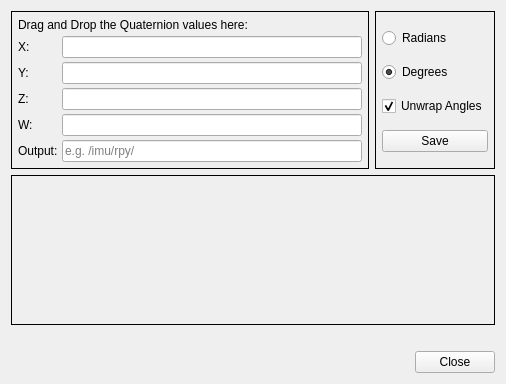
Old version of the form toolbox_quaternion/quaternion_dialog.ui in the repository PlotJuggler/pj-official-plugins.
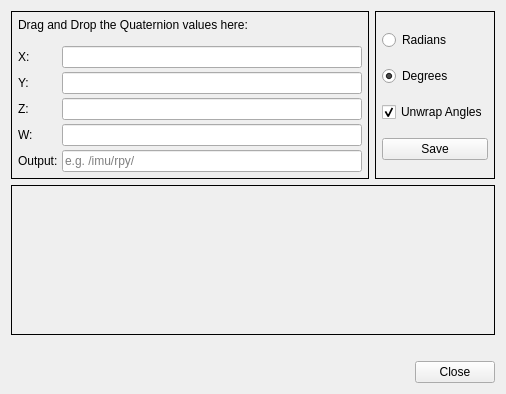
New version of the form.

Commit message:
fix(toolbox_quaternion): add breathing room below the drag-and-drop label
The X/Y/Z/W/Output rows sat right under the "Drag and Drop..." label.
Insert
a fixed 10px vertical spacer between them so the label reads as a
heading. The
top frames still stretch to the row height, so they keep ending at the
same
  height.

Patch:
```diff
--- a/toolbox_quaternion/quaternion_dialog.ui
+++ b/toolbox_quaternion/quaternion_dialog.ui
@@ -24,6 +24,13 @@
           <property name="text"><string>Drag and Drop the Quaternion values here:</string></property>
          </widget>
         </item>
+        <item>
+         <spacer name="labelFormSpacer">
+          <property name="orientation"><enum>Qt::Vertical</enum></property>
+          <property name="sizeType"><enum>QSizePolicy::Fixed</enum></property>
+          <property name="sizeHint" stdset="0"><size><width>0</width><height>10</height></size></property>
+         </spacer>
+        </item>
         <item>
          <layout class="QFormLayout" name="formLayout">
           <property name="verticalSpacing"><number>4</number></property>
```
